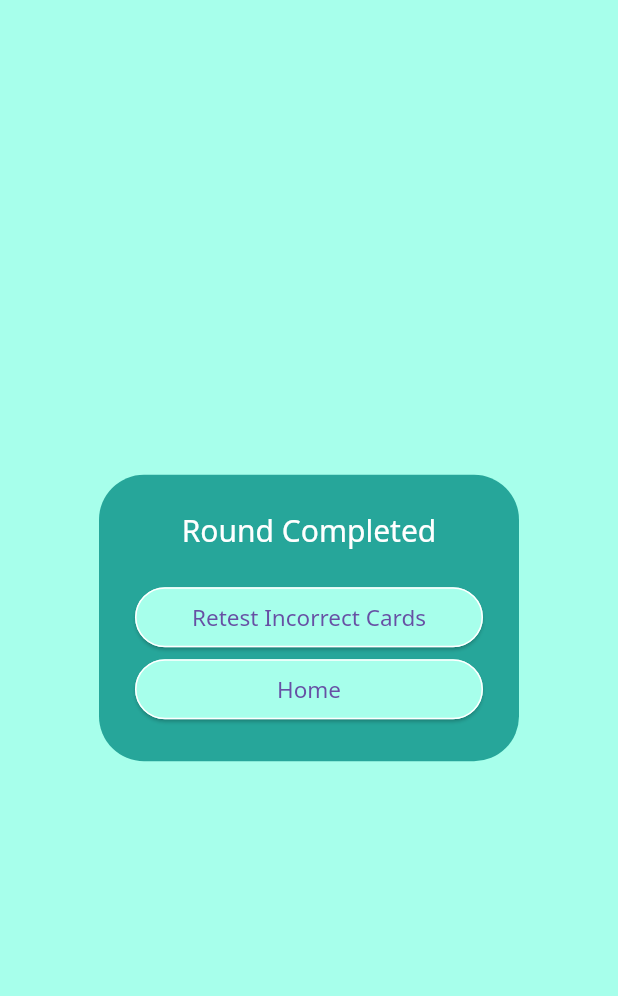
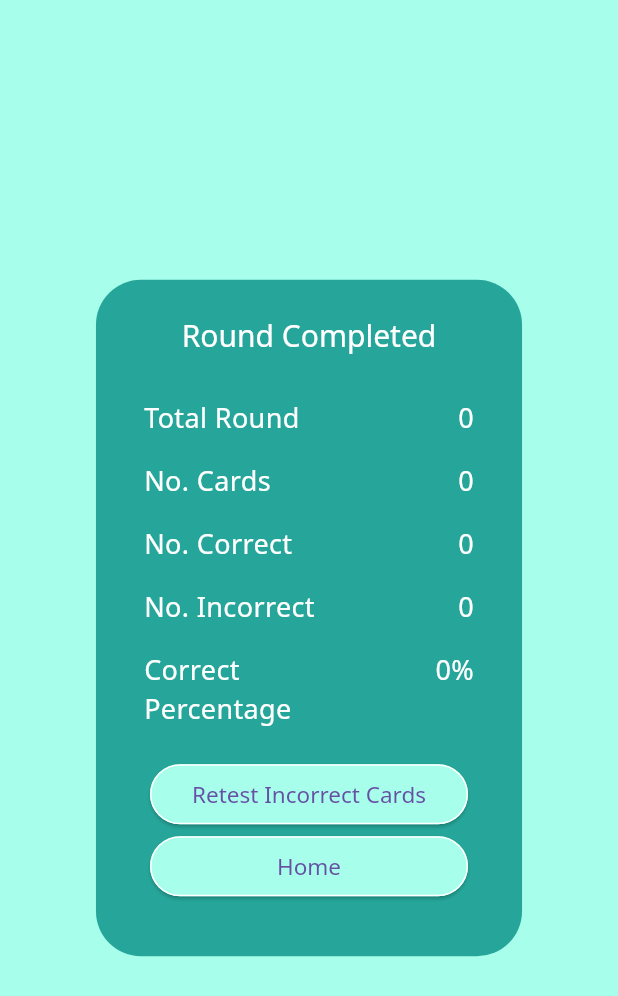
Before and after one commit to doanquangminh14/2025_LTTBDD_N04_DoanQuangMinh, a Flutter app: the ResultsBox widget shown alone on an empty page, opened directly, on a phone screen of 412 x 824 dp. Shown: the top 996 px of the screen. Run offline on Flutter 3.47's test engine with Material 3 defaults, Android fonts, the light colour scheme and no system bars; our stand-ins replace flutter_tts, google_fonts.

Commit message:
Card Stats

```diff
--- a/lib/components/flashcards_page/results_box.dart
+++ b/lib/components/flashcards_page/results_box.dart
@@ -19,7 +19,24 @@ class ResultsBox extends StatelessWidget {
           textAlign: TextAlign.center,
         ),
         actions: [
-          Column(
+          Table(
+            columnWidths: {
+              0: FlexColumnWidth(3),
+              1: FlexColumnWidth(1),
+            },
+            children: [
+              buildTableRow(title: 'Total Round', stat: notifier.roundTally.toString() ),
+              buildTableRow(title: 'No. Cards', stat: notifier.cardTally.toString() ),
+              buildTableRow(title: 'No. Correct', stat: notifier.correctTally.toString() ),
+              buildTableRow(title: 'No. Incorrect', stat: notifier.incorrectTally.toString() ),
+              buildTableRow(title: 'Correct Percentage', stat: '${notifier.correctPercentage.toString()}%' ),
+            ],
+          ),
+          SizedBox(
+            width: double.infinity,
+            child: Padding(
+              padding: const EdgeInsets.all(12.0),
+              child: Column(
                 crossAxisAlignment: CrossAxisAlignment.stretch,
                 children: [
                   notifier.isSessionCompleted
@@ -48,8 +65,25 @@ class ResultsBox extends StatelessWidget {
                   ),
                 ],
               ),
+            ),
+          ),
         ],
       ),
     );
   }
+
+  TableRow buildTableRow({required String title, required String stat}) {
+    return TableRow(
+              children: [
+                TableCell(child: Padding(
+                  padding: const EdgeInsets.all(8.0),
+                  child: Text(title),
+                )),
+                TableCell(child: Padding(
+                  padding: const EdgeInsets.all(8.0),
+                  child: Text(stat, textAlign: TextAlign.right,),
+                )),
+              ]
+            );
   }
+}
```
Also changed, not shown: lib/notifiers/flashcards_notifier.dart (+16 -3 lines). Lines whose indentation alone changed are shown as unchanged.
